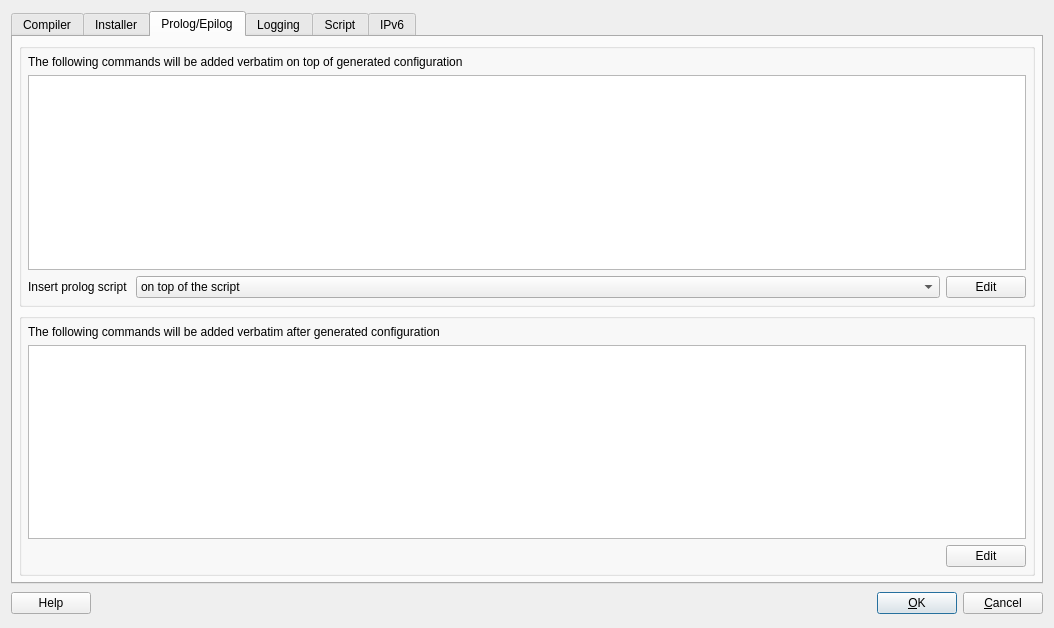
Old version of the form src/libgui/iptadvanceddialog_q.ui in the repository fwbuilder/fwbuilder.
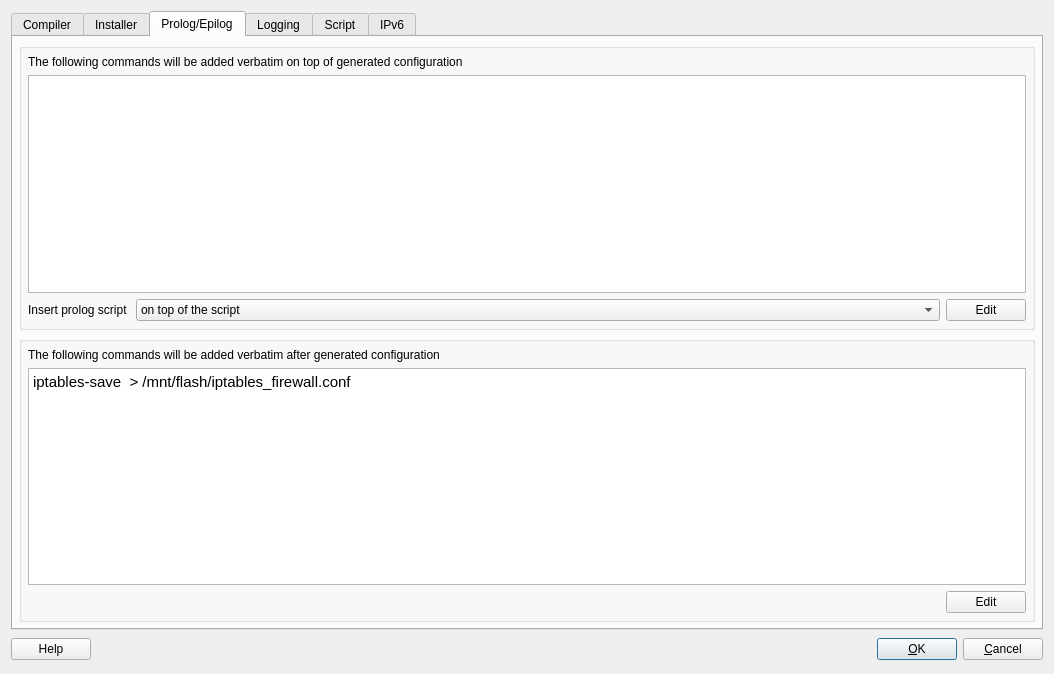
New version of the form. The open tabs and pages were chosen to show the change.

Commit message:
Firewall Configurator 5.4.7.0.5
changes were made to adjust the product to RAD Data and Communication RADView convention

Diff of the .ui file:
```diff
--- a/src/libgui/iptadvanceddialog_q.ui
+++ b/src/libgui/iptadvanceddialog_q.ui
@@ -13,7 +13,7 @@
     <x>0</x>
     <y>0</y>
     <width>1054</width>
-    <height>628</height>
+    <height>674</height>
    </rect>
   </property>
   <property name="sizePolicy">
@@ -913,7 +913,15 @@
            </spacer>
           </item>
           <item row="1" column="0" colspan="2">
-           <widget class="QTextEdit" name="epilog_script"/>
+           <widget class="QTextEdit" name="epilog_script">
+            <property name="html">
+             <string>&lt;!DOCTYPE HTML PUBLIC &quot;-//W3C//DTD HTML 4.0//EN&quot; &quot;http://www.w3.org/TR/REC-html40/strict.dtd&quot;&gt;
+&lt;html&gt;&lt;head&gt;&lt;meta name=&quot;qrichtext&quot; content=&quot;1&quot; /&gt;&lt;style type=&quot;text/css&quot;&gt;
+p, li { white-space: pre-wrap; }
+&lt;/style&gt;&lt;/head&gt;&lt;body style=&quot; font-family:'Cantarell'; font-size:11pt; font-weight:400; font-style:normal;&quot;&gt;
+&lt;p style=&quot; margin-top:0px; margin-bottom:0px; margin-left:0px; margin-right:0px; -qt-block-indent:0; text-indent:0px;&quot;&gt;iptables-save  &amp;gt; /mnt/flash/iptables_firewall.conf&lt;/p&gt;&lt;/body&gt;&lt;/html&gt;</string>
+            </property>
+           </widget>
           </item>
           <item row="0" column="0" colspan="2">
            <widget class="QLabel" name="textLabel2_2_2">
```
Left out of the diff: 16 changed lines with no effect on the pictures.
